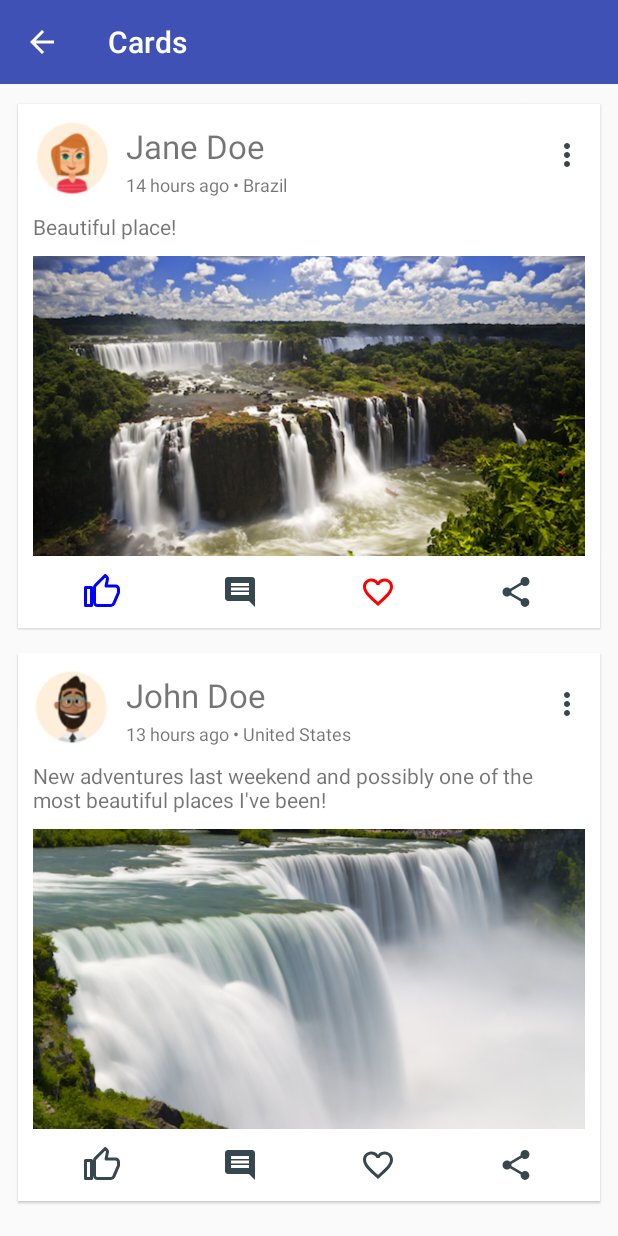
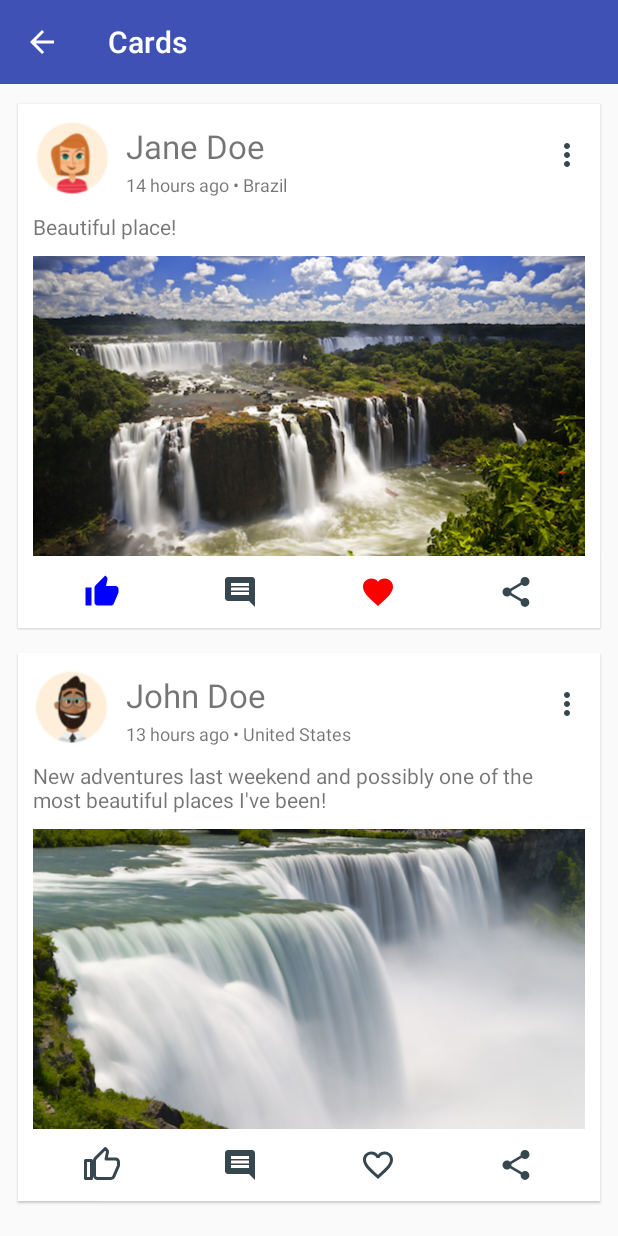
Before and after one commit to renatoi/LearningAndroidAccessibility, an Android app: the CardsActivity screen opened directly, with no data from a screen before it, after a tap on an icon or button, on a phone screen of 412 x 824 dp. Run offline under Robolectric (Android 15) with nearby library versions, the phone set to English and light mode, and no system bars; 3 other taps on this screen came first.

Commit message:
solved toggle buttons as recorded

```diff
--- a/app/src/main/java/com/linkedin/android/learning_android_accessibility/adapters/CardListAdapter.java
+++ b/app/src/main/java/com/linkedin/android/learning_android_accessibility/adapters/CardListAdapter.java
@@ -3,6 +3,7 @@ package com.linkedin.android.learning_android_accessibility.adapters;
 import android.content.Context;
 import android.graphics.Color;
 import android.support.annotation.NonNull;
+import android.support.v4.content.ContextCompat;
 import android.support.v7.widget.RecyclerView;
 import android.text.format.DateUtils;
 import android.view.LayoutInflater;
@@ -55,14 +56,18 @@ public class CardListAdapter extends RecyclerView.Adapter<CardListAdapter.ViewHo
 
         if (item.isLiked()) {
             holder.mLikeButton.setColorFilter(Color.BLUE);
+            holder.mLikeButton.setImageDrawable(ContextCompat.getDrawable(context, R.drawable.ic_thumb_up_24dp));
         } else {
             holder.mLikeButton.setColorFilter(null);
+            holder.mLikeButton.setImageDrawable(ContextCompat.getDrawable(context, R.drawable.ic_thumb_up_border_24dp));
         }
 
         if (item.isFavorited()) {
             holder.mFavoriteButton.setColorFilter(Color.RED);
+            holder.mFavoriteButton.setImageDrawable(ContextCompat.getDrawable(context, R.drawable.ic_favorite_24dp));
         } else {
             holder.mFavoriteButton.setColorFilter(null);
+            holder.mFavoriteButton.setImageDrawable(ContextCompat.getDrawable(context, R.drawable.ic_favorite_border_24dp));
         }
     }
 
--- /dev/null
+++ b/app/src/main/res/drawable/ic_favorite_24dp.xml
@@ -0,0 +1,9 @@
+<vector xmlns:android="http://schemas.android.com/apk/res/android"
+        android:width="24dp"
+        android:height="24dp"
+        android:viewportWidth="24.0"
+        android:viewportHeight="24.0">
+    <path
+        android:fillColor="#FF000000"
+        android:pathData="M12,21.35l-1.45,-1.32C5.4,15.36 2,12.28 2,8.5 2,5.42 4.42,3 7.5,3c1.74,0 3.41,0.81 4.5,2.09C13.09,3.81 14.76,3 16.5,3 19.58,3 22,5.42 22,8.5c0,3.78 -3.4,6.86 -8.55,11.54L12,21.35z"/>
+</vector>
```
